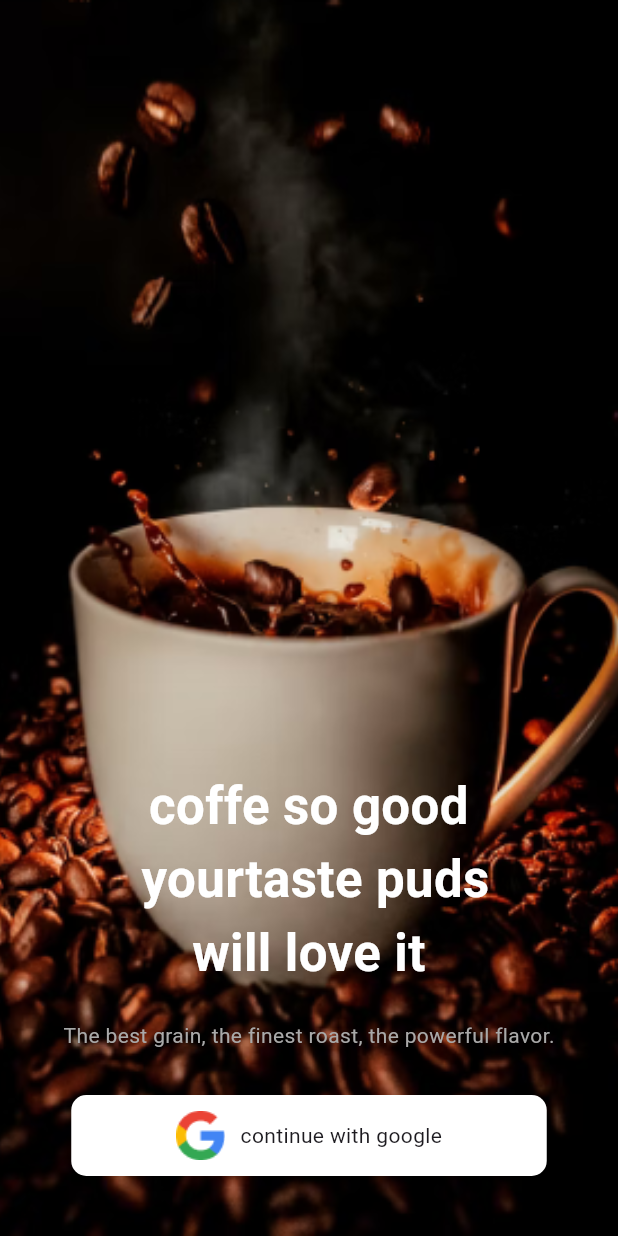
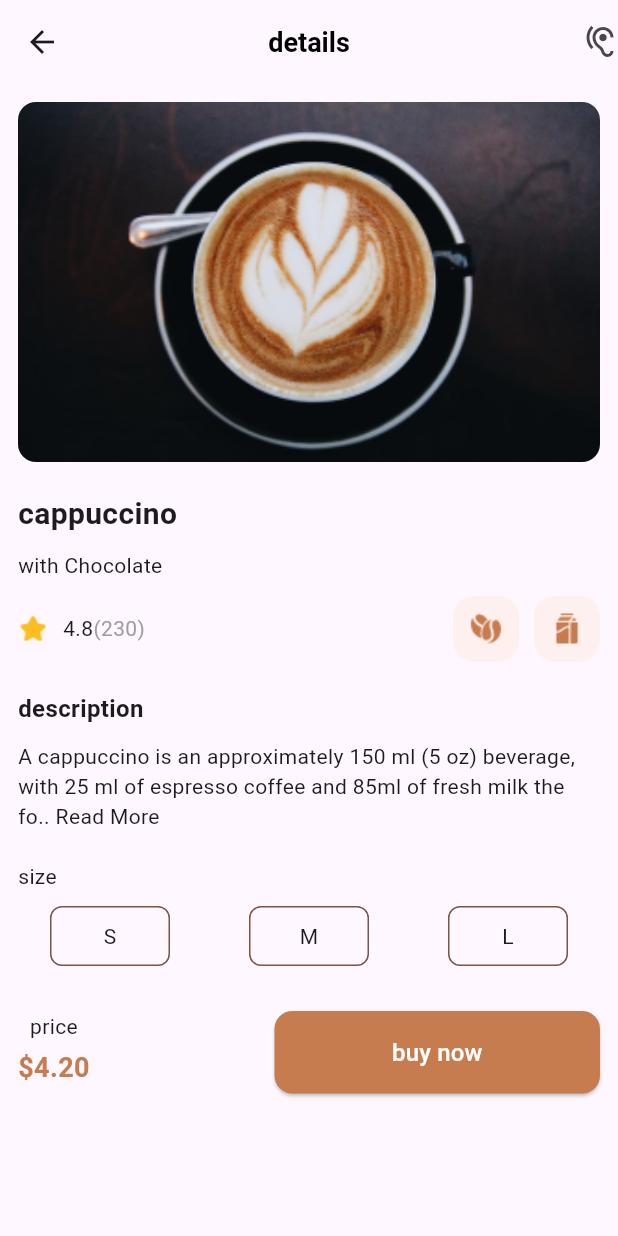
Before and after one commit to Mohamed-Samirr/creativa_day_2, a Flutter app: the screen it shows after launch, on a phone screen of 412 x 824 dp. Run offline on Flutter 3.47's test engine with Material 3 defaults, Android fonts, the phone set to English and light mode, and no system bars.

Commit message:
details screen

```diff
--- /dev/null
+++ b/lib/coffeApp/details_screen.dart
@@ -0,0 +1,191 @@
+import 'package:flutter/material.dart';
+
+class DetailsScreen extends StatelessWidget {
+  const DetailsScreen({super.key});
+
+  @override
+  Widget build(BuildContext context) {
+    return  Scaffold(
+      appBar: AppBar(
+        leading: Icon(Icons.arrow_back),
+        title: Text(
+          'details',
+          style: TextStyle(
+            color: Colors.black,
+            fontSize: 18,
+            fontWeight: FontWeight.w600,
+          ),
+        ),
+        centerTitle: true,
+        actions: [
+          Icon(Icons.hearing_outlined),
+        ],
+      ),
+      body: Padding(
+        padding: const EdgeInsets.all(12.0),
+        child: Column(
+          crossAxisAlignment: CrossAxisAlignment.start,
+          children: [
+            Container(
+              width: double.infinity,
+              height: 240,
+              decoration: BoxDecoration(
+                image: DecorationImage(
+                  image: AssetImage('assets/Rectangle 1706.png'),
+                  fit: BoxFit.cover,
+                ),
+                borderRadius: BorderRadius.circular(12),
+              ),
+            ),
+            SizedBox(
+              height: 20,
+            ),
+            Text('cappuccino',
+            style: TextStyle(
+              fontSize: 20,
+              fontWeight: FontWeight.w600,
+            ),),
+            SizedBox(
+              height: 10,
+            ),
+            Text('with Chocolate',),
+            SizedBox(
+              height: 10,
+            ),
+            Container(
+              width: double.infinity,
+              height: 44,
+              child: Row(
+                children: [
+                  Image.asset('assets/Rating.png'),
+                  SizedBox(
+                    width: 10,
+                  ),
+                  Text('4.8'),
+                  Text('(230)',style: TextStyle(color: Colors.grey),),
+                  Spacer(),
+                  Image.asset('assets/Frame 19.png'),
+                  SizedBox(
+                    width: 10,
+                  ),
+                  Image.asset('assets/Frame 20.png'),
+
+                ],
+              ),
+
+
+
+            ),
+            SizedBox(
+              height: 20,
+
+            ),
+            Text('description',
+            style: TextStyle(
+              fontSize: 16,
+              fontWeight: FontWeight.w600,
+            ),),
+            SizedBox(
+              height: 10,
+            ),
+            Text('A cappuccino is an approximately 150 ml (5 oz) beverage, with 25 ml of espresso coffee and 85ml of fresh milk the fo.. Read More'),
+            SizedBox(
+              height: 20,
+            ),
+            Text('size'
+
+            ),
+            SizedBox(
+              height: 10,
+            ),
+            Row(
+              mainAxisAlignment: MainAxisAlignment.spaceEvenly,
+              children: [
+                Container(
+                  width: 80,
+                  height: 40,
+                  decoration: BoxDecoration(
+                    border: Border.all(color: Colors.brown),
+                    borderRadius: BorderRadius.circular(8),
+                  ),
+                  child: Center(child: Text('S')),
+                ),
+                SizedBox(
+                  width: 10,
+                ),
+                Container(
+                  width: 80,
+                  height: 40,
+                  decoration: BoxDecoration(
+                    border: Border.all(color: Colors.brown),
+                    borderRadius: BorderRadius.circular(8),
+                  ),
+                  child: Center(child: Text('M')),
+                ),
+                SizedBox(
+                  width: 10,
+                ),
+                Container(
+                  width: 80,
+                  height: 40,
+                  decoration: BoxDecoration(
+                    border: Border.all(color: Colors.brown),
+                    borderRadius: BorderRadius.circular(8),
+                  ),
+                  child: Center(child: Text('L')),
+                ),
+              ],
+            ),
+            SizedBox(
+              height: 30,
+            ),
+            Container(
+              height: 55,
+              width: double.infinity,
+              child: Row(
+                children: [
+                  Column(
+                    children: [
+                      Text('price'),
+                      SizedBox(
+                        height: 5,
+                      ),
+                      Text('\$4.20',
+                      style: TextStyle(
+                        fontSize: 18,
+                        fontWeight: FontWeight.w600,
+                        color: Color(0xffC67C4E)
+                      ),),
+                    ],
+                  ),
+                  Spacer(),
+                  ElevatedButton(onPressed: (){}, child: Text('buy now',
+                  style: TextStyle(
+                    fontSize: 16,
+                    color: Colors.white,
+                  ),),
+                  style: ElevatedButton.styleFrom(
+                    backgroundColor: Color(0xffC67C4E),
+                    minimumSize: Size(217,55),
+                    shape: RoundedRectangleBorder(
+                      borderRadius: BorderRadius.circular(12),
+                    ),
+
+                  ),
+                  )
+                ],
+              ),
+
+            )
+
+
+          ],
+        ),
+      ),
+
+
+
+
+    );
+  }
+}
--- a/lib/main.dart
+++ b/lib/main.dart
@@ -1,3 +1,4 @@
+import 'package:creativa_day_2/coffeApp/details_screen.dart';
 import 'package:creativa_day_2/coffeApp/home_screen.dart';
 import 'package:creativa_day_2/starting/myHomePage.dart';
 import 'package:creativa_day_2/coffeApp/splash_screen.dart';
@@ -21,7 +22,7 @@ class MyApp extends StatelessWidget {
         colorScheme: ColorScheme.fromSeed(seedColor: Colors.deepPurple),
       ),
      // home: const MyHomePage(title: 'Flutter Demo Home Page'),
-     home: Splash(),
+     home: DetailsScreen(),
     );
   }
 }
```
Also changed, not shown: assets/Frame 19.png (added), assets/Frame 20.png (added), assets/Rating.png (added).
